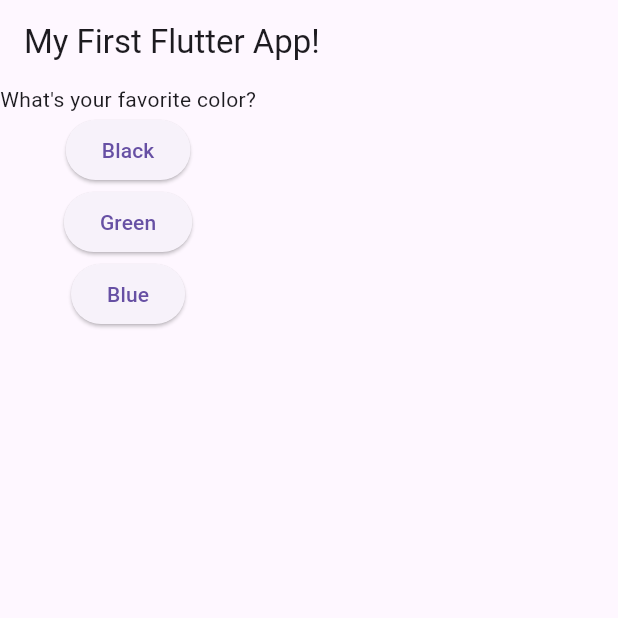
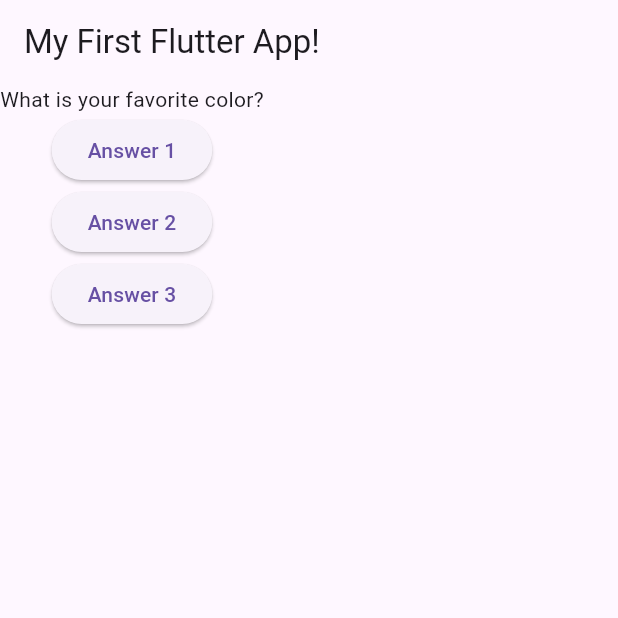
Before and after one commit to rasathelamedude/first-flutter-project, a Flutter app: the screen it shows after launch, on a phone screen of 412 x 824 dp, the top half of it. Run offline on Flutter 3.47's test engine with Material 3 defaults, Android fonts, the phone set to English and light mode, and no system bars.

```diff
--- a/lib/main.dart
+++ b/lib/main.dart
@@ -13,24 +13,24 @@ class MyApp extends StatefulWidget {
 
   @override
   State<StatefulWidget> createState() {
-    return MyAppState();
+    return _MyAppState();
   }
 }
 
-class MyAppState extends State<MyApp> {
-  var currentQuestion = 0;
+class _MyAppState extends State<MyApp> {
+  var _questionIndex = 0;
 
-  void answerQuestion() {
+  void _questionAnswer() {
     setState(() {
-      currentQuestion += 1;
+      _questionIndex += 1;
     });
   }
 
   @override
   Widget build(BuildContext context) {
     var questions = [
-      "What's your favorite color?",
-      "What's your favorite animal?",
+      "What is your favorite color?",
+      "What is your favorite animal?",
     ];
 
     return MaterialApp(
@@ -38,18 +38,10 @@ class MyAppState extends State<MyApp> {
         appBar: AppBar(title: Text("My First Flutter App!")),
         body: Column(
           children: [
-            Text(questions[currentQuestion]),
-            ElevatedButton(onPressed: answerQuestion, child: Text("Black")),
-            ElevatedButton(
-              onPressed: () => print("Answer 2 chosen"),
-              child: Text("Green"),
-            ),
-            ElevatedButton(
-              onPressed: () {
-                print("Answer 3 chosen!");
-              },
-              child: Text("Blue"),
-            ),
+            Text(questions[_questionIndex]),
+            ElevatedButton(onPressed: _questionAnswer, child: Text("Answer 1")),
+            ElevatedButton(onPressed: _questionAnswer, child: Text("Answer 2")),
+            ElevatedButton(onPressed: _questionAnswer, child: Text("Answer 3")),
           ],
         ),
       ),
```
